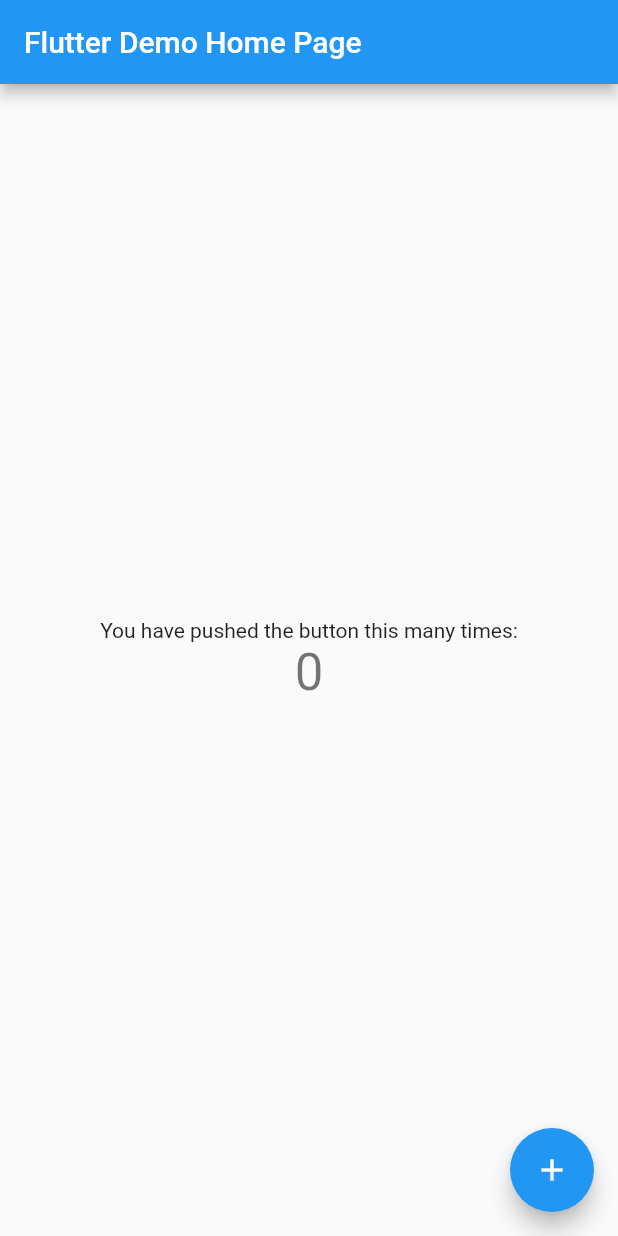
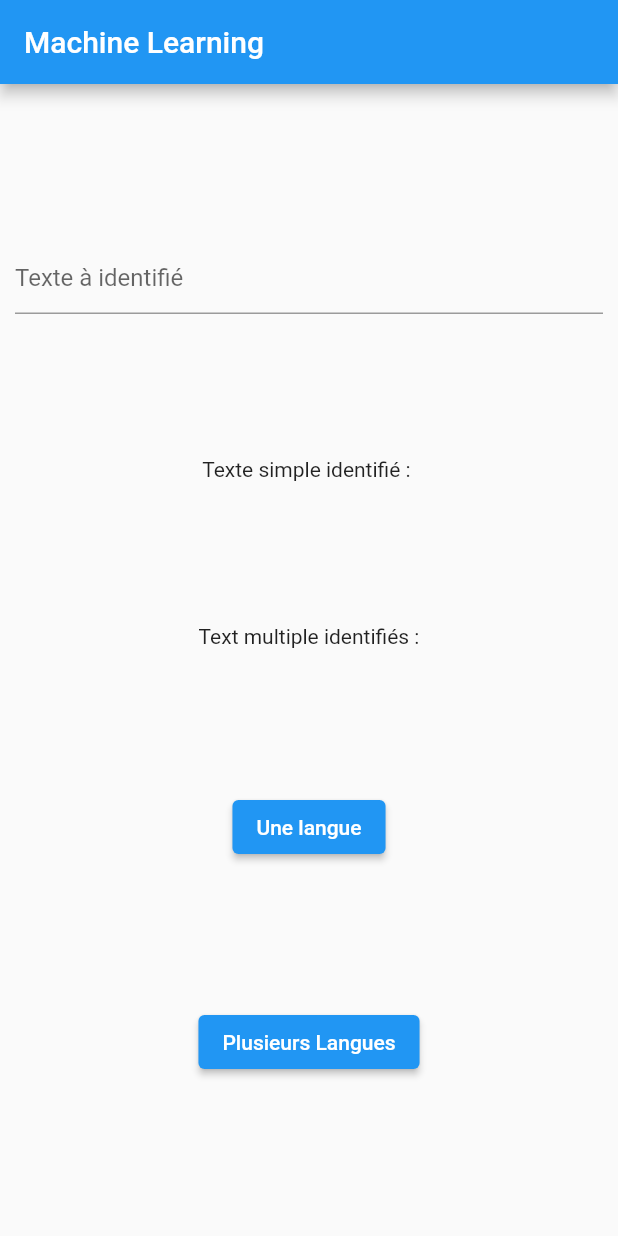
Before and after one commit to ackwrit/mlkit, a Flutter app: the screen it shows after launch, on a phone screen of 412 x 824 dp. Run offline on Flutter 3.47's test engine with Material 2 defaults, Android fonts, the light colour scheme and no system bars; our stand-ins replace firebase_core; missing offline and left inert: google_ml_kit; accounts and stored records are empty.

Commit message:
mise à jour du mlKit

```diff
--- a/lib/main.dart
+++ b/lib/main.dart
@@ -1,6 +1,7 @@
 import 'package:flutter/material.dart';
 import 'package:firebase_core/firebase_core.dart';
 import 'package:mlkit/firebase_options.dart';
+import 'package:google_ml_kit/google_ml_kit.dart';
 
 void main() async {
   WidgetsFlutterBinding.ensureInitialized();
@@ -38,14 +39,7 @@
 class MyHomePage extends StatefulWidget {
   const MyHomePage({super.key, required this.title});
 
-  // This widget is the home page of your application. It is stateful, meaning
-  // that it has a State object (defined below) that contains fields that affect
-  // how it looks.
 
-  // This class is the configuration for the state. It holds the values (in this
-  // case the title) provided by the parent (in this case the App widget) and
-  // used by the build method of the State. Fields in a Widget subclass are
-  // always marked "final".
 
   final String title;
 
@@ -54,68 +48,98 @@
 }
 
 class _MyHomePageState extends State<MyHomePage> {
-  int _counter = 0;
+  //variable
+  late TextEditingController controller;
+  late LanguageIdentifier identifer;
+  String langSimple = "";
+  String langMultiple ="";
 
-  void _incrementCounter() {
+
+
+  //méthode
+  getSimple() async{
+    langSimple ="";
+    if(controller.text == "") return;
+    String phrase = controller.text;
+    final langageIdenfied = await  identifer.identifyLanguage(phrase);
     setState(() {
-      // This call to setState tells the Flutter framework that something has
-      // changed in this State, which causes it to rerun the build method below
-      // so that the display can reflect the updated values. If we changed
-      // _counter without calling setState(), then the build method would not be
-      // called again, and so nothing would appear to happen.
-      _counter++;
+      langSimple = langageIdenfied;
     });
+
+  }
+
+  getMultiple() async{
+    langMultiple = "";
+    if(controller.text == "") return;
+    String phrase = controller.text;
+    final langsIdenfied = await identifer.identifyPossibleLanguages(phrase);
+    if(langsIdenfied.isEmpty){
+      langMultiple = "Nous n'avons pas pu trouver de corrsepondance";
+    }
+    else
+      {
+        for(var lang in langsIdenfied){
+          setState(() {
+            langMultiple += "${lang.languageTag}, confiance : ${(lang.confidence * 100).toInt()} %";
+          });
+
+        }
+      }
+
   }
 
   @override
+  void initState() {
+    controller = TextEditingController();
+    identifer = LanguageIdentifier(confidenceThreshold: 0.4);
+    super.initState();
+  }
+
+  @override
+  void dispose() {
+    controller.dispose();
+    identifer.close();
+    super.dispose();
+  }
+
+
+  @override
   Widget build(BuildContext context) {
-    // This method is rerun every time setState is called, for instance as done
-    // by the _incrementCounter method above.
-    //
-    // The Flutter framework has been optimized to make rerunning build methods
-    // fast, so that you can just rebuild anything that needs updating rather
-    // than having to individually change instances of widgets.
+
     return Scaffold(
       appBar: AppBar(
         // Here we take the value from the MyHomePage object that was created by
         // the App.build method, and use it to set our appbar title.
-        title: Text(widget.title),
+        title: const Text("Machine Learning"),
       ),
-      body: Center(
-        // Center is a layout widget. It takes a single child and positions it
-        // in the middle of the parent.
+      body:  Padding(
+        padding: const EdgeInsets.all(10.0),
         child: Column(
-          // Column is also a layout widget. It takes a list of children and
-          // arranges them vertically. By default, it sizes itself to fit its
-          // children horizontally, and tries to be as tall as its parent.
-          //
-          // Invoke "debug painting" (press "p" in the console, choose the
-          // "Toggle Debug Paint" action from the Flutter Inspector in Android
-          // Studio, or the "Toggle Debug Paint" command in Visual Studio Code)
-          // to see the wireframe for each widget.
-          //
-          // Column has various properties to control how it sizes itself and
-          // how it positions its children. Here we use mainAxisAlignment to
-          // center the children vertically; the main axis here is the vertical
-          // axis because Columns are vertical (the cross axis would be
-          // horizontal).
-          mainAxisAlignment: MainAxisAlignment.center,
-          children: <Widget>[
-            const Text(
-              'You have pushed the button this many times:',
+          mainAxisAlignment: MainAxisAlignment.spaceEvenly,
+          children: [
+            TextField(
+              controller: controller,
+              decoration: const InputDecoration(
+                hintText: "Texte à identifié"
+              ),
+
             ),
-            Text(
-              '$_counter',
-              style: Theme.of(context).textTheme.headlineMedium,
+
+            Text("Texte simple identifié : $langSimple"),
+
+            Text("Text multiple identifiés :$langMultiple"),
+
+            ElevatedButton(
+                onPressed: getSimple,
+                child: const Text("Une langue")
+            ),
+            ElevatedButton(
+                onPressed: getMultiple,
+                child: const Text("Plusieurs Langues")
             ),
           ],
         ),
-      ),
-      floatingActionButton: FloatingActionButton(
-        onPressed: _incrementCounter,
-        tooltip: 'Increment',
-        child: const Icon(Icons.add),
-      ), // This trailing comma makes auto-formatting nicer for build methods.
+      )
     );
   }
 }
```
Also changed, not shown: 1 other file.
